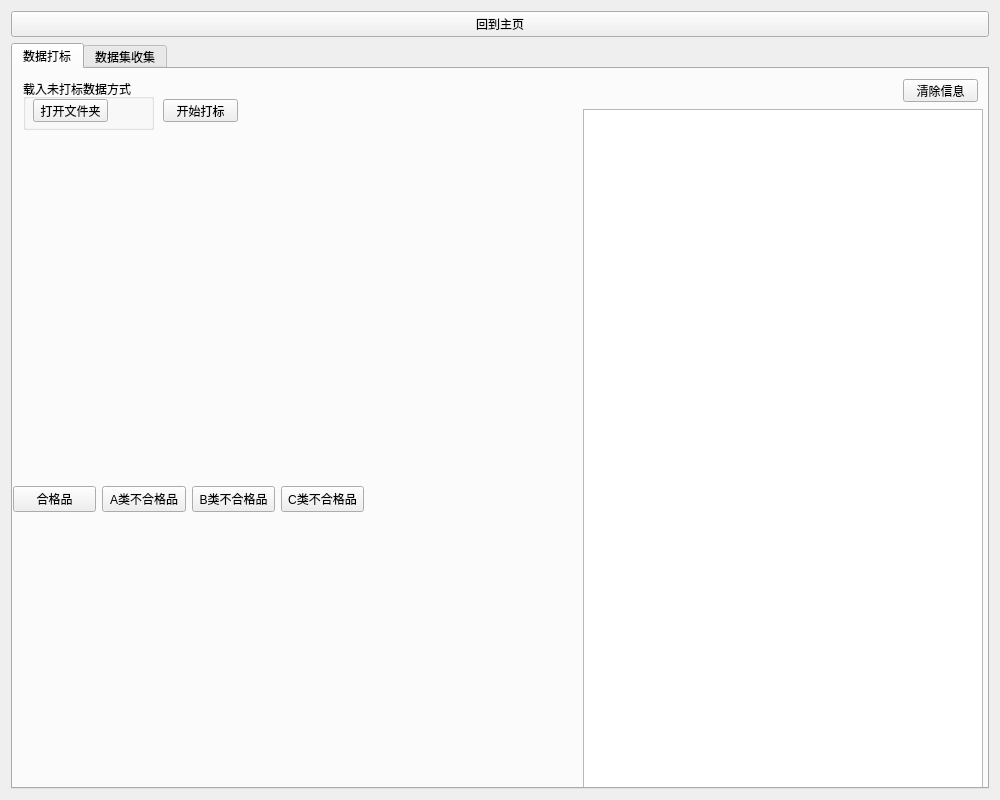
Before: the Qt Designer form src/ui/dataWindow.ui in CcooLcyy/checker, drawn with Qt 5.
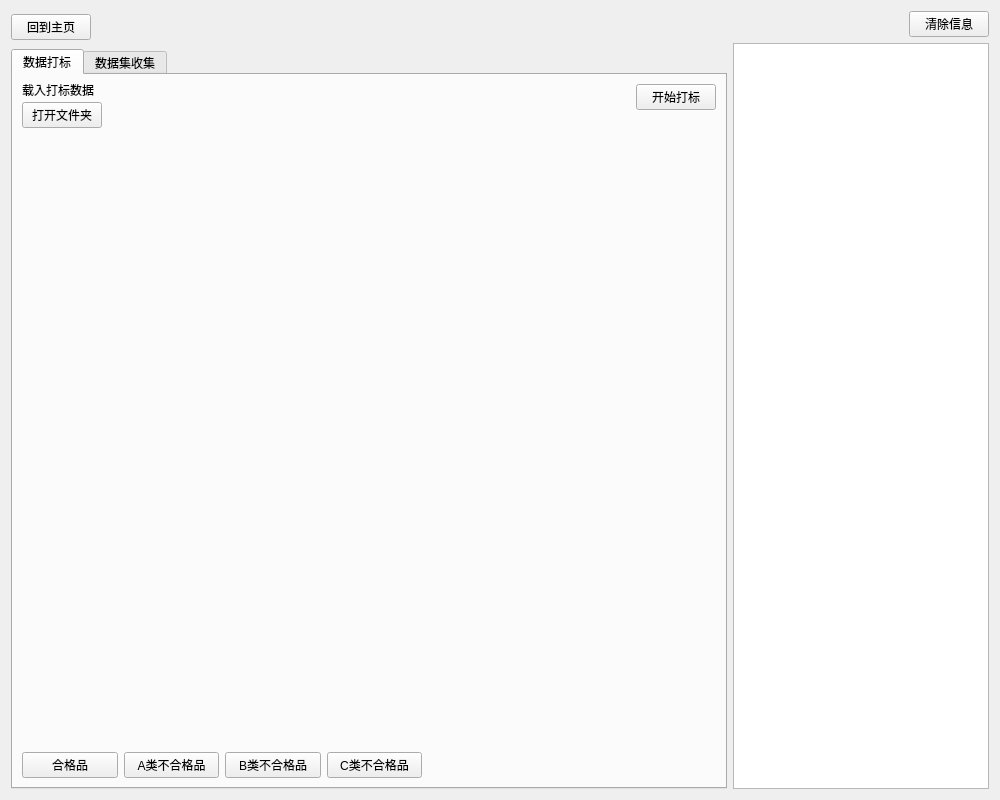
After: the same form once the commit is applied.

Commit message: 更改布局方式

What changed in the file:
```diff
--- a/src/ui/dataWindow.ui
+++ b/src/ui/dataWindow.ui
@@ -25,10 +25,12 @@
   <property name="windowTitle">
    <string>数据处理</string>
   </property>
+  <layout class="QGridLayout" name="gridLayout_5">
+   <item row="0" column="0">
   <layout class="QGridLayout" name="gridLayout_2">
-   <item row="0" column="0">
-    <layout class="QGridLayout" name="gridLayout">
-     <item row="1" column="0">
+     <item row="2" column="0">
+      <layout class="QHBoxLayout" name="horizontalLayout_3">
+       <item>
       <widget class="QTabWidget" name="tabChange">
        <property name="currentIndex">
         <number>0</number>
@@ -37,90 +39,17 @@
         <attribute name="title">
          <string>数据打标</string>
         </attribute>
-        <widget class="QGroupBox" name="groupBox_3">
-         <property name="geometry">
-          <rect>
-           <x>10</x>
-           <y>10</y>
-           <width>131</width>
-           <height>51</height>
-          </rect>
-         </property>
-         <property name="title">
-          <string>载入未打标数据方式</string>
-         </property>
-         <widget class="QPushButton" name="loadUnMarkedDataByDir">
-          <property name="geometry">
-           <rect>
-            <x>10</x>
-            <y>20</y>
-            <width>75</width>
-            <height>23</height>
-           </rect>
-          </property>
-          <property name="text">
-           <string>打开文件夹</string>
-          </property>
-         </widget>
-        </widget>
-        <widget class="QPlainTextEdit" name="dataMarkOutputShow">
-         <property name="geometry">
-          <rect>
-           <x>570</x>
-           <y>40</y>
-           <width>400</width>
-           <height>690</height>
-          </rect>
-         </property>
-        </widget>
-        <widget class="QPushButton" name="clearDataMarkOutputShowButton">
-         <property name="geometry">
-          <rect>
-           <x>890</x>
-           <y>10</y>
-           <width>75</width>
-           <height>23</height>
-          </rect>
-         </property>
-         <property name="text">
-          <string>清除信息</string>
-         </property>
-        </widget>
+          <layout class="QGridLayout" name="gridLayout_4">
+           <item row="0" column="0">
+            <layout class="QGridLayout" name="gridLayout" columnstretch="0,0">
+             <item row="0" column="1" rowspan="2" alignment="Qt::AlignRight|Qt::AlignTop">
         <widget class="QPushButton" name="startShowUnmarkedImageButton">
-         <property name="geometry">
-          <rect>
-           <x>150</x>
-           <y>30</y>
-           <width>75</width>
-           <height>23</height>
-          </rect>
-         </property>
          <property name="text">
           <string>开始打标</string>
          </property>
         </widget>
-        <widget class="QLabel" name="UnmarkedImageShow">
-         <property name="geometry">
-          <rect>
-           <x>10</x>
-           <y>80</y>
-           <width>300</width>
-           <height>300</height>
-          </rect>
-         </property>
-         <property name="text">
-          <string/>
-         </property>
-        </widget>
-        <widget class="QWidget" name="layoutWidget">
-         <property name="geometry">
-          <rect>
-           <x>0</x>
-           <y>410</y>
-           <width>351</width>
-           <height>41</height>
-          </rect>
-         </property>
+             </item>
+             <item row="3" column="0">
          <layout class="QHBoxLayout" name="horizontalLayout">
           <item>
            <widget class="QPushButton" name="qualifiedProductButton">
@@ -151,7 +80,63 @@
            </widget>
           </item>
          </layout>
-        </widget>
+             </item>
+             <item row="0" column="0">
+              <layout class="QVBoxLayout" name="verticalLayout">
+               <item alignment="Qt::AlignLeft|Qt::AlignTop">
+                <widget class="QLabel" name="label">
+                 <property name="maximumSize">
+                  <size>
+                   <width>72</width>
+                   <height>12</height>
+                  </size>
+                 </property>
+                 <property name="text">
+                  <string>载入打标数据</string>
+                 </property>
+                </widget>
+               </item>
+               <item alignment="Qt::AlignLeft">
+                <widget class="QPushButton" name="loadUnMarkedDataByDir">
+                 <property name="text">
+                  <string>打开文件夹</string>
+                 </property>
+                </widget>
+               </item>
+               <item>
+                <spacer name="verticalSpacer">
+                 <property name="orientation">
+                  <enum>Qt::Vertical</enum>
+                 </property>
+                 <property name="sizeType">
+                  <enum>QSizePolicy::Expanding</enum>
+                 </property>
+                 <property name="sizeHint" stdset="0">
+                  <size>
+                   <width>20</width>
+                   <height>50</height>
+                  </size>
+                 </property>
+                </spacer>
+               </item>
+              </layout>
+             </item>
+             <item row="1" column="0" rowspan="2">
+              <widget class="QLabel" name="UnmarkedImageShow">
+               <property name="minimumSize">
+                <size>
+                 <width>400</width>
+                 <height>400</height>
+                </size>
+               </property>
+               <property name="text">
+                <string/>
+               </property>
+              </widget>
+             </item>
+            </layout>
+           </item>
+          </layout>
        </widget>
        <widget class="QWidget" name="tab_2">
         <attribute name="title">
@@ -253,12 +238,28 @@
        </widget>
       </widget>
      </item>
-     <item row="0" column="0">
+      </layout>
+     </item>
+     <item row="0" column="1" alignment="Qt::AlignRight">
+      <widget class="QPushButton" name="clearDataMarkOutputShowButton">
+       <property name="text">
+        <string>清除信息</string>
+       </property>
+      </widget>
+     </item>
+     <item row="0" column="0" rowspan="2">
+      <layout class="QHBoxLayout" name="horizontalLayout_2">
+       <item alignment="Qt::AlignLeft">
       <widget class="QPushButton" name="toMainWindowButton">
        <property name="text">
         <string>回到主页</string>
        </property>
       </widget>
+       </item>
+      </layout>
+     </item>
+     <item row="1" column="1" rowspan="2" alignment="Qt::AlignRight">
+      <widget class="QPlainTextEdit" name="dataMarkOutputShow"/>
      </item>
     </layout>
    </item>
```
Lines whose indentation alone changed are shown as unchanged. The commit also changes 4 other files.
